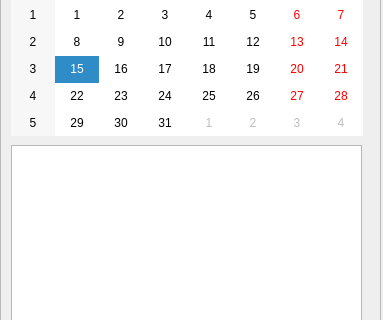
Above: src/dsipcom.ui from dmilith/dsipcom before the change; both pictures show x 0 to 383 and y 237 to 557 of the 383 by 792 pixel window. Below: the same form after it.
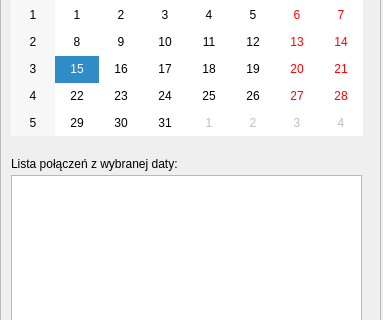
That is the form after the change. The open tabs and pages were chosen to show the change. Icons and pictures are not drawn.

What changed in the file:
```diff
--- a/src/dsipcom.ui
+++ b/src/dsipcom.ui
@@ -26,14 +26,6 @@
 &lt;p style=" margin-top:0px; margin-bottom:0px; margin-left:0px; margin-right:0px; -qt-block-indent:0; text-indent:0px;">To jest aplikacja dSipCom.&lt;/p>&lt;/body>&lt;/html></string>
   </property>
   <widget class="QWidget" name="centralwidget" >
-   <property name="geometry" >
-    <rect>
-     <x>0</x>
-     <y>23</y>
-     <width>383</width>
-     <height>746</height>
-    </rect>
-   </property>
    <widget class="QPushButton" name="call_button" >
     <property name="geometry" >
      <rect>
@@ -663,9 +655,9 @@
       <property name="geometry" >
        <rect>
         <x>10</x>
-        <y>250</y>
+        <y>280</y>
         <width>351</width>
-        <height>261</height>
+        <height>231</height>
        </rect>
       </property>
       <property name="cursor" stdset="0" >
@@ -675,6 +667,19 @@
        <bool>true</bool>
       </property>
      </widget>
+     <widget class="QLabel" name="label_7" >
+      <property name="geometry" >
+       <rect>
+        <x>10</x>
+        <y>260</y>
+        <width>196</width>
+        <height>18</height>
+       </rect>
+      </property>
+      <property name="text" >
+       <string>Lista połączeń z wybranej daty:</string>
+      </property>
+     </widget>
     </widget>
    </widget>
   </widget>
```
Left out of the diff: 63 changed lines with no effect on the pictures.
